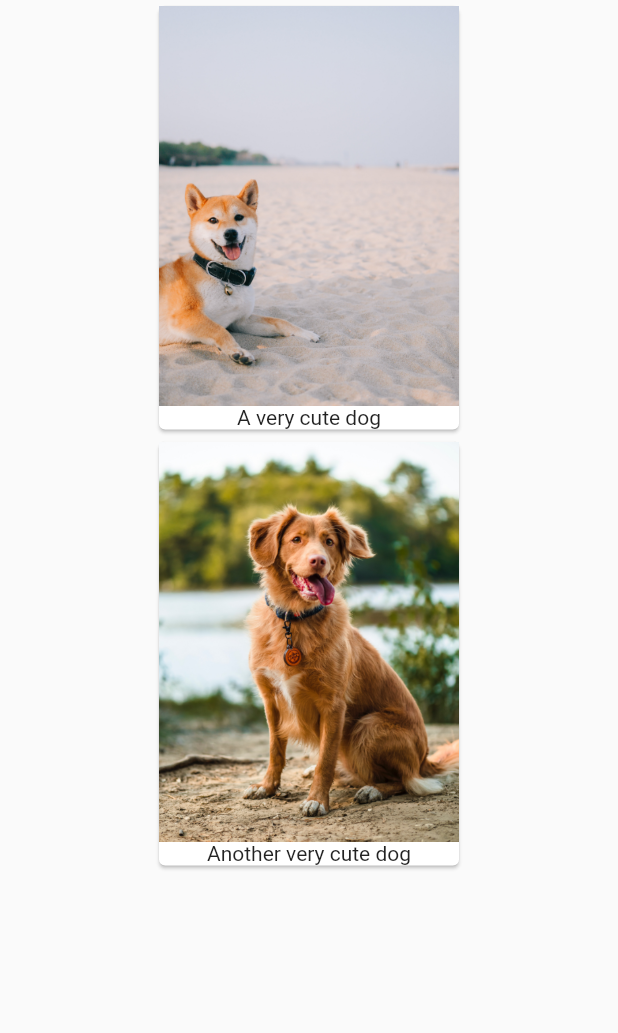
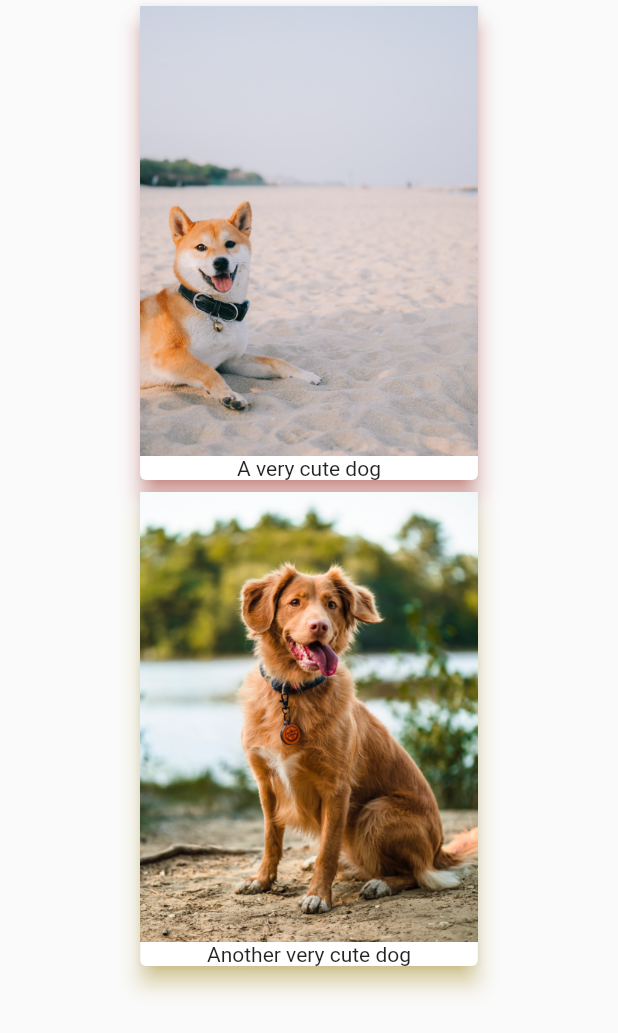
Before and after one commit to tran0460/MAD9022-EX5-Basic-Flutter-App, a Flutter app: the ThirdScreen widget shown alone on an empty page, opened directly, on a phone screen of 412 x 824 dp. Shown: the top 1033 px of the screen. Run offline on Flutter 3.47's test engine with Material 2 defaults, Android fonts, the phone set to English and light mode, and no system bars.

Commit message:
added some decorations to the card

```diff
--- a/lib/screens/third_screen.dart
+++ b/lib/screens/third_screen.dart
@@ -10,11 +10,13 @@ class ThirdScreen extends StatelessWidget {
       child: Column(
         children: [
           Card(
+            shadowColor: Colors.red,
+            elevation: 6,
             child: Container(
               child: Column(
                 children: [
                   Image(
-                    width: 200,
+                    height: 300,
                     fit: BoxFit.contain,
                     image: AssetImage('images/dog-1.jpg'),
                   ),
@@ -24,11 +26,13 @@ class ThirdScreen extends StatelessWidget {
             ),
           ),
           Card(
+            shadowColor: Colors.amberAccent,
+            elevation: 6,
             child: Container(
               child: Column(
                 children: [
                   Image(
-                    width: 200,
+                    height: 300,
                     fit: BoxFit.contain,
                     image: AssetImage('images/dog-2.jpg'),
                   ),
```
